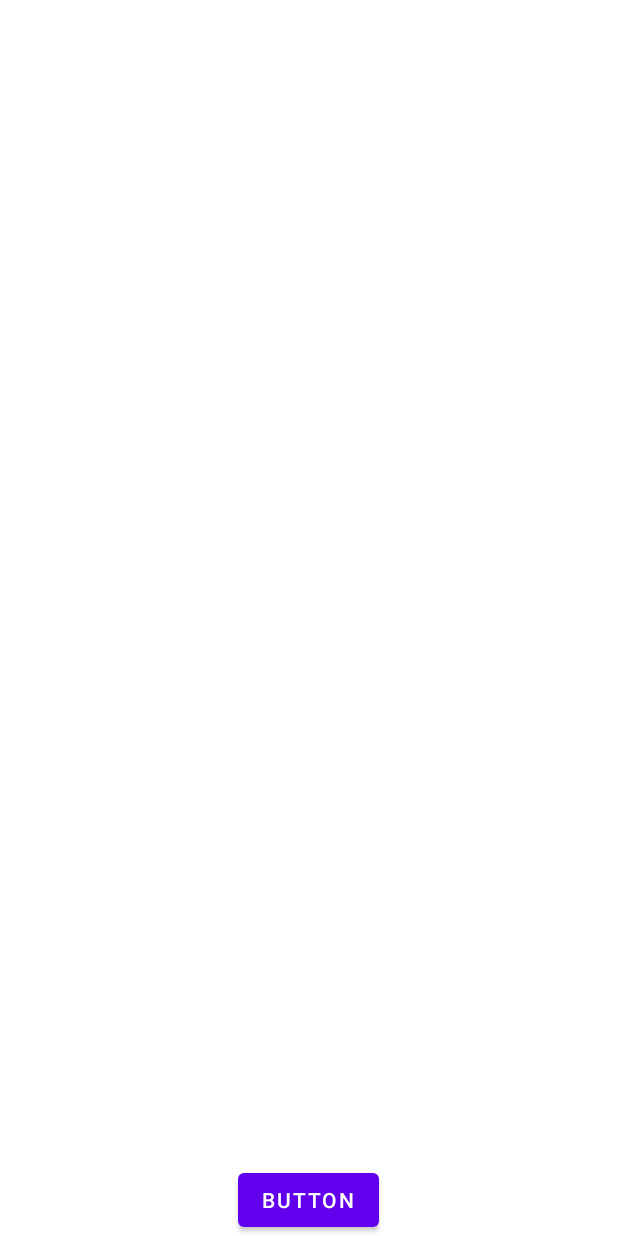
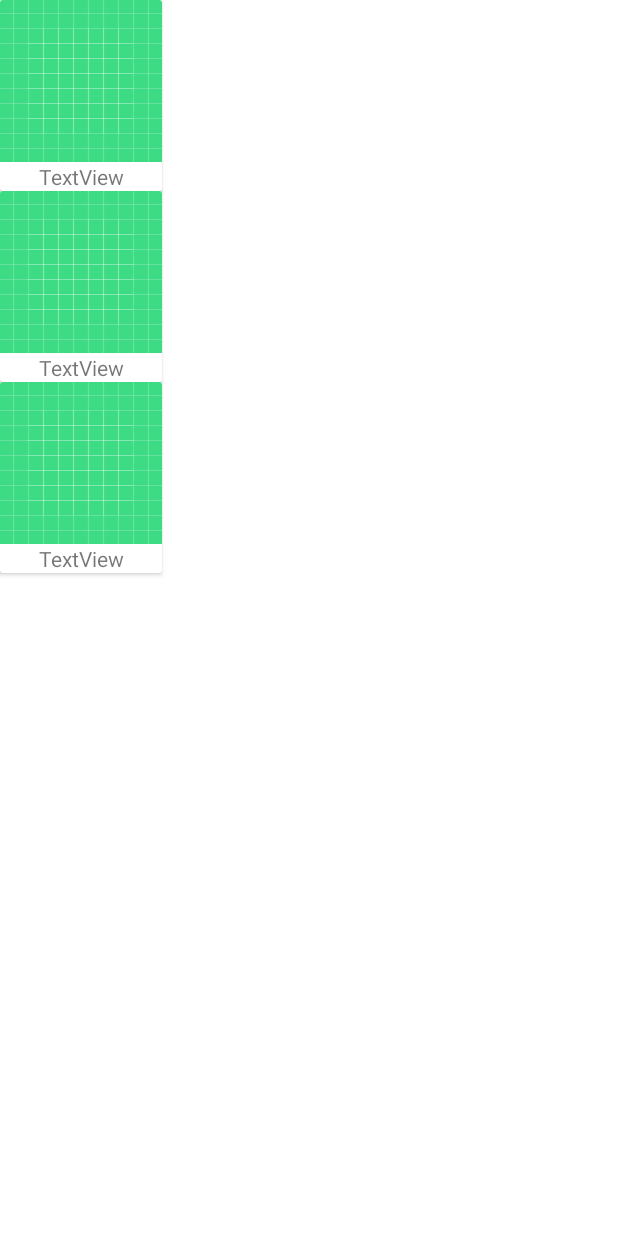
Before and after one commit to herdal06/BreakingBad, an Android app: the layout fragment_characters.xml on its own in the app's theme, with its tools: preview values and no code run, on a phone screen of 412 x 824 dp. Run offline under Robolectric (Android 15) with nearby library versions, the phone set to English and light mode, and no system bars; network calls fail.

Commit message:
List all characters

```diff
--- a/app/src/main/java/com/herdal/breakingbad/data/remote/characters/CharactersApiService.kt
+++ b/app/src/main/java/com/herdal/breakingbad/data/remote/characters/CharactersApiService.kt
@@ -2,9 +2,10 @@ package com.herdal.breakingbad.data.remote.characters
 
 import com.herdal.breakingbad.utils.ApiConstants
 import com.herdal.breakingbad.data.remote.model.character.Character
+import retrofit2.Response
 import retrofit2.http.GET
 
 interface CharactersApiService {
     @GET(ApiConstants.Endpoint.CHARACTERS)
-    suspend fun getAllCharacters(): List<Character>
+    suspend fun getAllCharacters(): Response<List<Character>>
 }
--- a/app/src/main/res/layout/fragment_characters.xml
+++ b/app/src/main/res/layout/fragment_characters.xml
@@ -11,18 +11,9 @@
         android:layout_width="0dp"
         android:layout_height="0dp"
         app:layout_constraintBottom_toBottomOf="parent"
+        tools:listitem="@layout/item_character_row"
         app:layout_constraintEnd_toEndOf="parent"
         app:layout_constraintStart_toStartOf="parent"
         app:layout_constraintTop_toTopOf="parent" />
 
-    <Button
-        android:id="@+id/button"
-        android:layout_width="wrap_content"
-        android:layout_height="wrap_content"
-        android:text="Button"
-        app:layout_constraintBottom_toBottomOf="@+id/recyclerViewCharacters"
-        app:layout_constraintEnd_toEndOf="parent"
-        app:layout_constraintHorizontal_bias="0.498"
-        app:layout_constraintStart_toStartOf="parent" />
-
 </androidx.constraintlayout.widget.ConstraintLayout>
--- a/app/src/main/res/layout/item_character_row.xml
+++ b/app/src/main/res/layout/item_character_row.xml
@@ -2,8 +2,8 @@
 <androidx.cardview.widget.CardView xmlns:android="http://schemas.android.com/apk/res/android"
     xmlns:app="http://schemas.android.com/apk/res-auto"
     android:id="@+id/cardView"
-    android:layout_width="match_parent"
-    android:layout_height="match_parent">
+    android:layout_width="wrap_content"
+    android:layout_height="wrap_content">
 
     <androidx.constraintlayout.widget.ConstraintLayout
         android:layout_width="wrap_content"
```
Also changed, not shown: app/src/main/java/com/herdal/breakingbad/data/remote/characters/CharactersRepository.kt (added, +7 -0 lines), app/src/main/java/com/herdal/breakingbad/data/remote/model/character/Character.kt (+11 -0 lines), app/src/main/java/com/herdal/breakingbad/di/NetworkModule.kt (+8 -8 lines), app/src/main/java/com/herdal/breakingbad/di/ServiceModule.kt (+0 -7 lines), app/src/main/java/com/herdal/breakingbad/presentation/characters/CharactersFragment.kt (+29 -6 lines), app/src/main/java/com/herdal/breakingbad/presentation/characters/CharactersViewModel.kt (+39 -1 lines).
